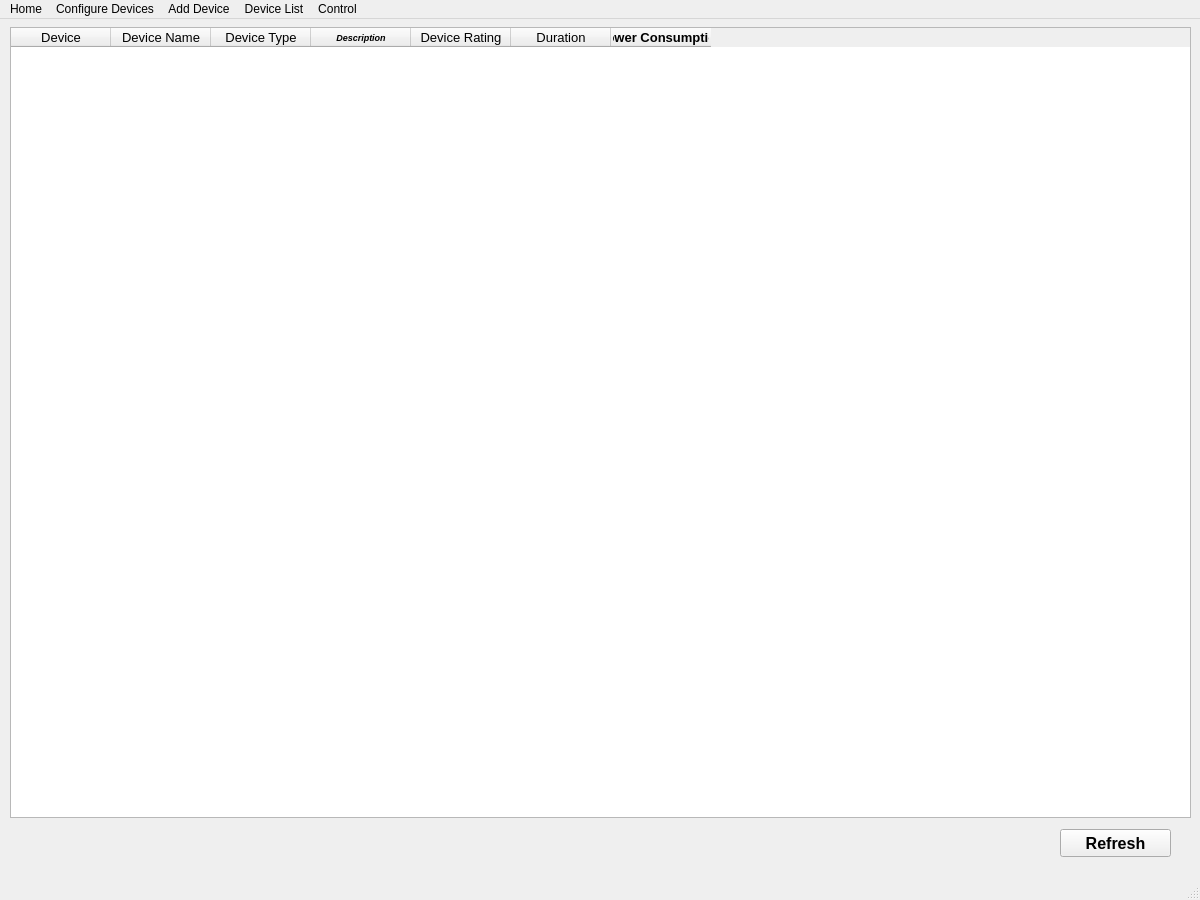
This is view/Home.ui in abhipray-cpu/home-automatation as Qt 5 draws it before an edit. The edited form follows.
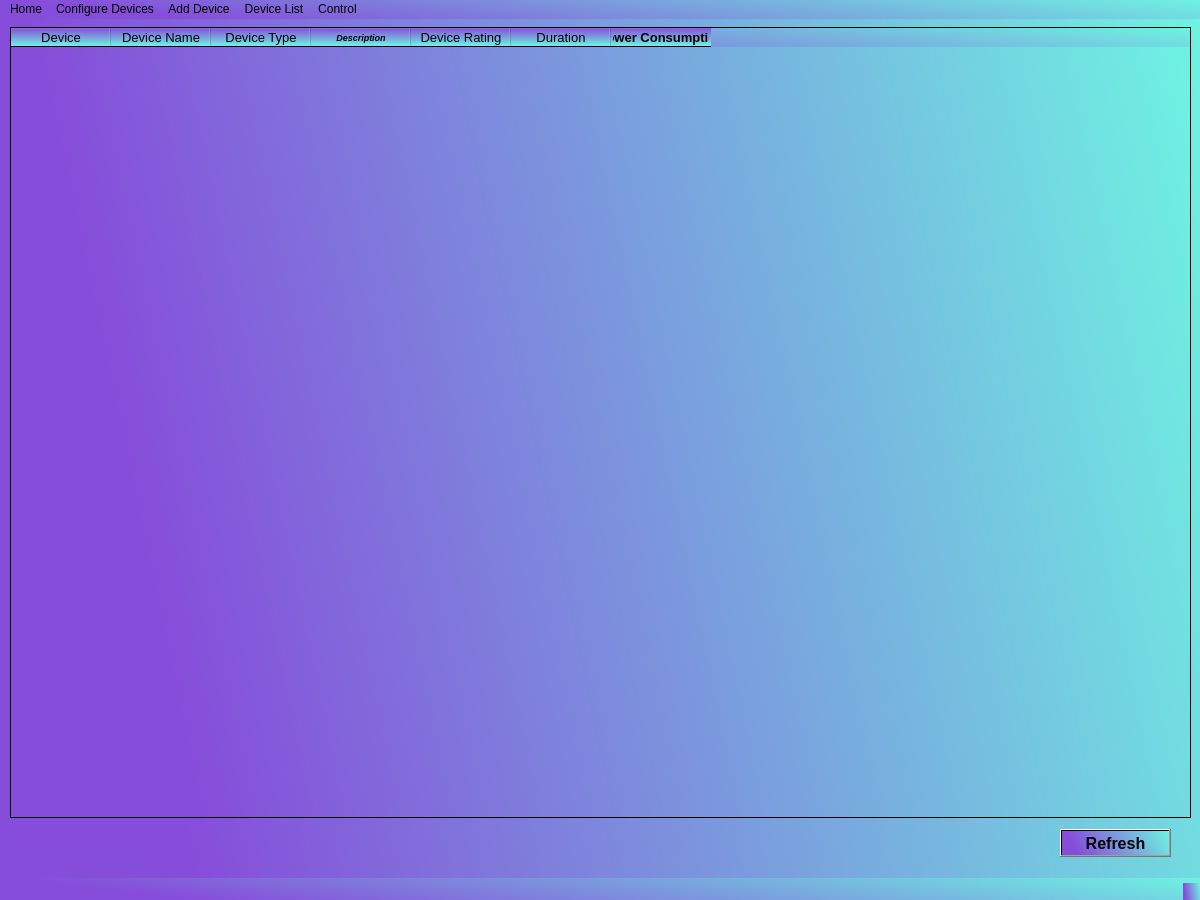
This is the edited form.

```diff
--- a/view/Home.ui
+++ b/view/Home.ui
@@ -13,6 +13,9 @@
   <property name="windowTitle">
    <string>MainWindow</string>
   </property>
+  <property name="styleSheet">
+   <string notr="true">background-color: qlineargradient(spread:pad, x1:0.039801, y1:0.136, x2:1, y2:0, stop:0 rgba(134, 77, 218, 255), stop:1 rgba(110, 243, 226, 255));</string>
+  </property>
   <widget class="QWidget" name="MainWidget">
    <widget class="QPushButton" name="pushButton">
     <property name="geometry">
@@ -51,8 +54,10 @@
     </property>
     <property name="font">
      <font>
-      <pointsize>10</pointsize>
+      <family>Mongolian Baiti</family>
+      <pointsize>12</pointsize>
       <weight>50</weight>
+      <italic>false</italic>
       <bold>false</bold>
      </font>
     </property>
```
Left out of the diff: 2 changed lines with no effect on the pictures.
